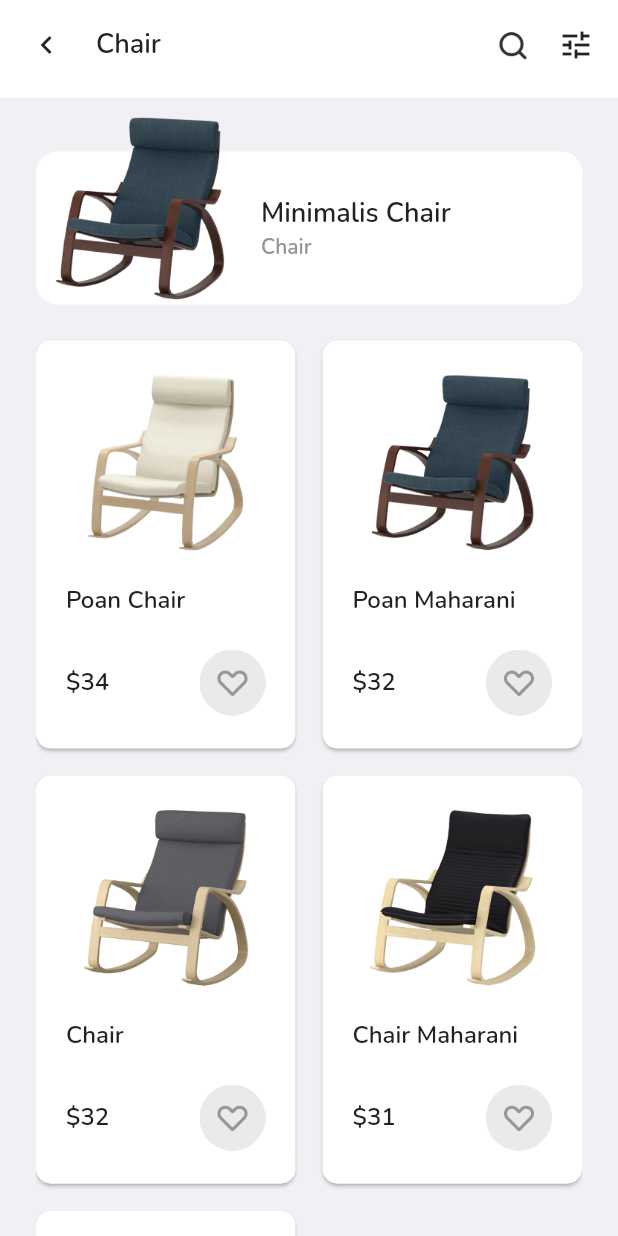
After one commit to gusfat99/furniture_app, a Flutter app: the screen it shows after launch, after a tap on "Minimalis Chair", on a phone screen of 412 x 824 dp. The commit adds this screen. Run offline on Flutter 3.47's test engine with Material 2 defaults, Android fonts, the phone set to English and light mode, and no system bars; our stand-ins replace carousel_slider, fluttertoast, google_fonts, shimmer.

Commit message:
category page

```diff
--- a/lib/data/products.dart
+++ b/lib/data/products.dart
@@ -2,6 +2,7 @@ import 'package:space/models/product_item.dart';
 
 List<ProductItem> productsData = [
   const ProductItem(
+    id: 1,
     imageUrl: 'assets/image_product_list1.png',
     imageGridUrl: 'assets/image_product_grid1.png',
     title: 'Poan Chair',
@@ -10,6 +11,7 @@ List<ProductItem> productsData = [
     isRecomend: true,
   ),
   const ProductItem(
+      id: 2,
       imageUrl: 'assets/image_product_list2.png',
       imageGridUrl: 'assets/image_product_grid2.png',
       title: 'Poan Maharani',
@@ -17,6 +19,7 @@ List<ProductItem> productsData = [
       isRecomend: true,
       price: '\$32'),
   const ProductItem(
+      id: 3,
       imageUrl: 'assets/image_product_list3.png',
       imageGridUrl: 'assets/image_product_grid3.png',
       title: 'Chair',
@@ -24,6 +27,7 @@ List<ProductItem> productsData = [
       isRecomend: true,
       price: '\$32'),
   const ProductItem(
+      id: 4,
       imageUrl: 'assets/image_product_list4.png',
       imageGridUrl: 'assets/image_product_grid4.png',
       title: 'Chair Maharani',
@@ -31,6 +35,7 @@ List<ProductItem> productsData = [
       isRecomend: false,
       price: '\$31'),
   const ProductItem(
+      id: 5,
       imageUrl: 'assets/image_product_list4.png',
       imageGridUrl: 'assets/image_product_grid4.png',
       title: 'Old Chair',
@@ -38,10 +43,19 @@ List<ProductItem> productsData = [
       isRecomend: false,
       price: '\$31'),
   const ProductItem(
+      id: 4,
       imageUrl: 'assets/image_product_list4.png',
       imageGridUrl: 'assets/image_product_grid4.png',
       title: 'Poan Table',
       isRecomend: true,
       category: 'table',
       price: '\$30'),
+  const ProductItem(
+      id: 3,
+      imageUrl: 'assets/image_product_list3.png',
+      imageGridUrl: 'assets/image_product_grid3.png',
+      title: 'Table Maharani',
+      category: 'Table',
+      isRecomend: false,
+      price: '\$29.1'),
 ];
--- a/lib/main.dart
+++ b/lib/main.dart
@@ -1,4 +1,5 @@
 import 'package:flutter/material.dart';
+import 'package:space/pages/category_page.dart';
 import 'package:space/pages/home_page.dart';
 import 'package:space/pages/onboarding_page.dart';
 import 'package:space/pages/search_page.dart';
@@ -16,11 +17,12 @@ class MyApp extends StatelessWidget {
       debugShowCheckedModeBanner: false,
       routes: {
         '/': (context) => HomePage(),
-        '/onboarding': (context) => OnboardingPage(),
-        '/sign-in': (context) => SigninPage(),
+        '/onboarding': (context) => const OnboardingPage(),
+        '/sign-in': (context) => const SigninPage(),
         '/home': (context) => HomePage(),
-        '/search': (context) => SearchPage(),
-        '/search-result': (context) => SearchResultPage(),
+        '/search': (context) => const SearchPage(),
+        '/search-result': (context) => const SearchResultPage(),
+        '/category': (context) => const CategoryPage()
       },
     );
   }
--- a/lib/models/product_item.dart
+++ b/lib/models/product_item.dart
@@ -5,9 +5,11 @@ class ProductItem {
   final String title;
   final String category;
   final bool isRecomend;
+  final int id;
 
   const ProductItem(
-      {required this.imageUrl,
+      {required this.id,
+      required this.imageUrl,
       required this.imageGridUrl,
       required this.title,
       required this.price,
--- /dev/null
+++ b/lib/pages/category_page.dart
@@ -0,0 +1,68 @@
+import 'package:flutter/material.dart';
+import 'package:space/data/products.dart';
+import 'package:space/theme.dart';
+import 'package:space/widgets/appbar/appbar_cat.dart';
+import 'package:space/widgets/category_card_item.dart';
+import 'package:space/widgets/product_grid_item.dart';
+
+class CategoryPage extends StatelessWidget {
+  const CategoryPage({super.key});
+
+  @override
+  Widget build(BuildContext context) {
+    Map arguments = ModalRoute.of(context)?.settings.arguments as Map;
+
+    return Scaffold(
+      backgroundColor: kWhiteGreyColor,
+      appBar: PreferredSize(
+        preferredSize: Size(double.infinity, 65),
+        child: AppBarCat(
+          onSearch: (val) {},
+          title: arguments['category'],
+        ),
+      ),
+      body: Container(
+        padding: EdgeInsets.symmetric(horizontal: 24),
+        child: ListView(
+          children: [
+            SizedBox(
+              height: 13,
+            ),
+            SizedBox(
+              height: 125,
+              child: CategoryCardItem(
+                imageUrl: "assets/image_product_category3.png",
+                category: 'Chair',
+                title: 'Minimalis Chair',
+                onTap: () {},
+              ),
+            ),
+            SizedBox(
+              height: 24,
+            ),
+            Wrap(
+              crossAxisAlignment: WrapCrossAlignment.center,
+              spacing: 18,
+              runSpacing: 18,
+              children: [
+                ...productsData
+                    .where((element) =>
+                        element.category.toLowerCase() ==
+                        arguments['category'].toLowerCase())
+                    .map((item) {
+                  return ProductGridItem(
+                    imageUrl: item.imageGridUrl,
+                    title: item.title,
+                    isFav: false,
+                    price: item.price,
+                    onTap: () {},
+                  );
+                }).toList(),
+              ],
+            ),
+          ],
+        ),
+      ),
+    );
+  }
+}
--- /dev/null
+++ b/lib/pages/detail_product_page.dart
@@ -0,0 +1,10 @@
+import 'package:flutter/material.dart';
+
+class DetailProductPage extends StatelessWidget {
+  const DetailProductPage({super.key});
+
+  @override
+  Widget build(BuildContext context) {
+    return Scaffold();
+  }
+}
--- a/lib/pages/home_page.dart
+++ b/lib/pages/home_page.dart
@@ -1,5 +1,6 @@
 import 'package:flutter/material.dart';
 import 'package:space/theme.dart';
+import 'package:space/widgets/category_card_item.dart';
 import 'package:space/widgets/category_section.dart';
 import 'package:space/widgets/header_home.dart';
 import 'package:space/widgets/populer_section.dart';
@@ -104,14 +105,18 @@ class _HomePageState extends State<HomePage> {
                           ),
                         )),
                   ),
+
                   CategorySection(
                       margin: const EdgeInsets.fromLTRB(24, 30, 24, 0),
-                      onPressedShowAll: () {},
+                      onPressedShowAll: () {
+                        Navigator.pushNamed(context, '/category');
+                      },
                       carouselItem: categoryItems),
                   PopulerSection(
                     margin: const EdgeInsets.only(top: 24.7),
                     onPressedShowAll: () {},
-                  )
+                  ),
+
                 ],
               ),
             ),
--- a/lib/pages/search_result_page.dart
+++ b/lib/pages/search_result_page.dart
@@ -154,6 +154,7 @@ class _SearchResultPageState extends State<SearchResultPage> {
                 price: item.price,
                 title: item.title,
                 isFav: false,
+                onTap: () {},
               ))
           .toList(),
     );
--- /dev/null
+++ b/lib/widgets/appbar/appbar_cat.dart
@@ -0,0 +1,91 @@
+import 'package:flutter/material.dart';
+import 'package:space/debouncer.dart';
+import '../../theme.dart';
+
+class AppBarCat extends StatefulWidget {
+  final ValueChanged<String> onSearch;
+  final String title;
+
+  const AppBarCat({
+    super.key,
+    required this.title,
+    required this.onSearch,
+  });
+
+  @override
+  State<AppBarCat> createState() => _AppBarCatState();
+}
+
+class _AppBarCatState extends State<AppBarCat> {
+  final searchController = TextEditingController(text: '');
+  final debouncer = Debouncer(seconds: 2);
+
+  void handleChanged(val) {
+    debouncer.run(() => widget.onSearch(searchController.text));
+  }
+
+  @override
+  Widget build(BuildContext context) {
+    return AppBar(
+      backgroundColor: kWhiteColor,
+      automaticallyImplyLeading: false,
+      elevation: 0,
+      toolbarHeight: 60,
+      title: Row(
+        crossAxisAlignment: CrossAxisAlignment.center,
+        children: [
+          InkWell(
+            borderRadius: BorderRadius.circular(50),
+            onTap: () {
+              Navigator.pop(context);
+            },
+            child: Container(
+              padding: const EdgeInsets.all(3),
+              child: const Icon(
+                Icons.chevron_left,
+                color: kBlackColor,
+              ),
+            ),
+          ),
+          const SizedBox(
+            width: 18.0,
+          ),
+          Expanded(
+              child: Text(
+            widget.title,
+            style: blackTextStyle.copyWith(fontSize: 18, fontWeight: semiBold),
+          )),
+          const SizedBox(
+            width: 18.0,
+          ),
+          InkWell(
+              borderRadius: BorderRadius.circular(50),
+              onTap: () {
+                Navigator.pushNamed(context, '/search');
+              },
+              child: Container(
+                padding: const EdgeInsets.all(0),
+                child: Image.asset(
+                  'assets/icon_search.png',
+                  width: 24,
+                ),
+              )),
+          const SizedBox(
+            width: 18.0,
+          ),
+          InkWell(
+              borderRadius: BorderRadius.circular(50),
+              onTap: () {},
+              child: Container(
+                padding: EdgeInsets.all(0),
+                child: const Icon(
+                  Icons.tune_sharp,
+                  color: kBlackColor,
+                  size: 24,
+                ),
+              )),
+        ],
+      ),
+    );
+  }
+}
--- a/lib/widgets/category_card_item.dart
+++ b/lib/widgets/category_card_item.dart
@@ -5,16 +5,20 @@ class CategoryCardItem extends StatelessWidget {
   final String imageUrl;
   final String title;
   final String category;
+  final VoidCallback onTap;
 
   const CategoryCardItem(
       {super.key,
+      required this.onTap,
       required this.imageUrl,
       required this.category,
       required this.title});
 
   @override
   Widget build(BuildContext context) {
-    return Container(
+    return GestureDetector(
+      onTap: onTap,
+      child: Container(
         width: MediaQuery.sizeOf(context).width - (2 * 24),
         child: Stack(
           children: [
@@ -23,11 +27,12 @@ class CategoryCardItem extends StatelessWidget {
               child: Container(
                 height: 102,
                 decoration: BoxDecoration(
-                  color: kWhiteColor, borderRadius: BorderRadius.circular(14)),
+                    color: kWhiteColor,
+                    borderRadius: BorderRadius.circular(14)),
                 child: Row(
                   children: [
                     SizedBox(
-                    width: 155,
+                      width: 150,
                     ),
                     Column(
                       mainAxisAlignment: MainAxisAlignment.center,
@@ -52,8 +57,9 @@ class CategoryCardItem extends StatelessWidget {
             Image.asset(
               imageUrl,
               height: 122,
-          )
+            ),
           ],
+        ),
       ),
     );
   }
--- a/lib/widgets/category_section.dart
+++ b/lib/widgets/category_section.dart
@@ -38,12 +38,16 @@ class _CategorySectionState extends State<CategorySection> {
                         category: item['category'],
                         title: item['title'],
                         imageUrl: item['imageUrl'],
+                        onTap: () {
+                          Navigator.pushNamed(context, '/category',
+                              arguments: {'category': item['category']});
+                        },
                       ))
                   .toList(),
               options: CarouselOptions(
                   enableInfiniteScroll: false,
                   autoPlay: true,
-                  height: 140,
+                  height: 125,
                   viewportFraction: 1,
                   initialPage: carouselIndex,
                   onPageChanged: (index, reason) {
--- a/lib/widgets/product_grid_item.dart
+++ b/lib/widgets/product_grid_item.dart
@@ -6,9 +6,11 @@ class ProductGridItem extends StatelessWidget {
   final String title;
   final bool isFav;
   final String price;
+  final VoidCallback onTap;
 
   const ProductGridItem(
       {super.key,
+      required this.onTap,
       required this.imageUrl,
       required this.title,
       required this.isFav,
@@ -16,8 +18,11 @@ class ProductGridItem extends StatelessWidget {
 
   @override
   Widget build(BuildContext context) {
-    return Card(
-        shape: RoundedRectangleBorder(borderRadius: BorderRadius.circular(10)),
+    return GestureDetector(
+      onTap: onTap,
+      child: Card(
+          shape:
+              RoundedRectangleBorder(borderRadius: BorderRadius.circular(10)),
           margin: EdgeInsets.zero,
           child: Container(
             width: ((MediaQuery.of(context).size.width - 66) / 2),
@@ -34,8 +39,8 @@ class ProductGridItem extends StatelessWidget {
                 ),
                 Text(
                   title,
-                style:
-                    blackTextStyle.copyWith(fontSize: 16, fontWeight: semiBold),
+                  style: blackTextStyle.copyWith(
+                      fontSize: 16, fontWeight: semiBold),
                 ),
                 const SizedBox(
                   height: 20.0,
@@ -63,6 +68,7 @@ class ProductGridItem extends StatelessWidget {
                 )
               ],
             ),
-        ));
+          )),
+    );
   }
 }
--- a/lib/widgets/title_section.dart
+++ b/lib/widgets/title_section.dart
@@ -25,7 +25,7 @@ class TitleSection extends StatelessWidget {
         Container(
           padding: EdgeInsets.zero,
           child: TextButton(
-              onPressed: () {},
+              onPressed: onPress,
               child: Text(
                 'Show all',
                 style: blackTextStyle.copyWith(
```
Lines whose indentation alone changed are shown as unchanged.
